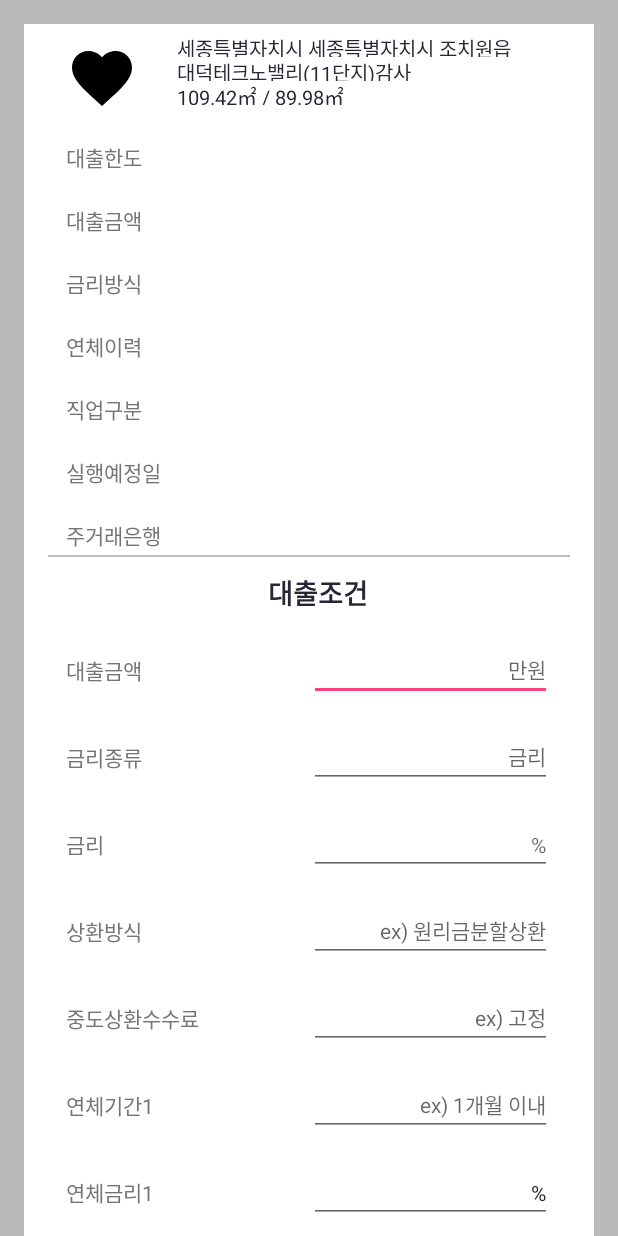
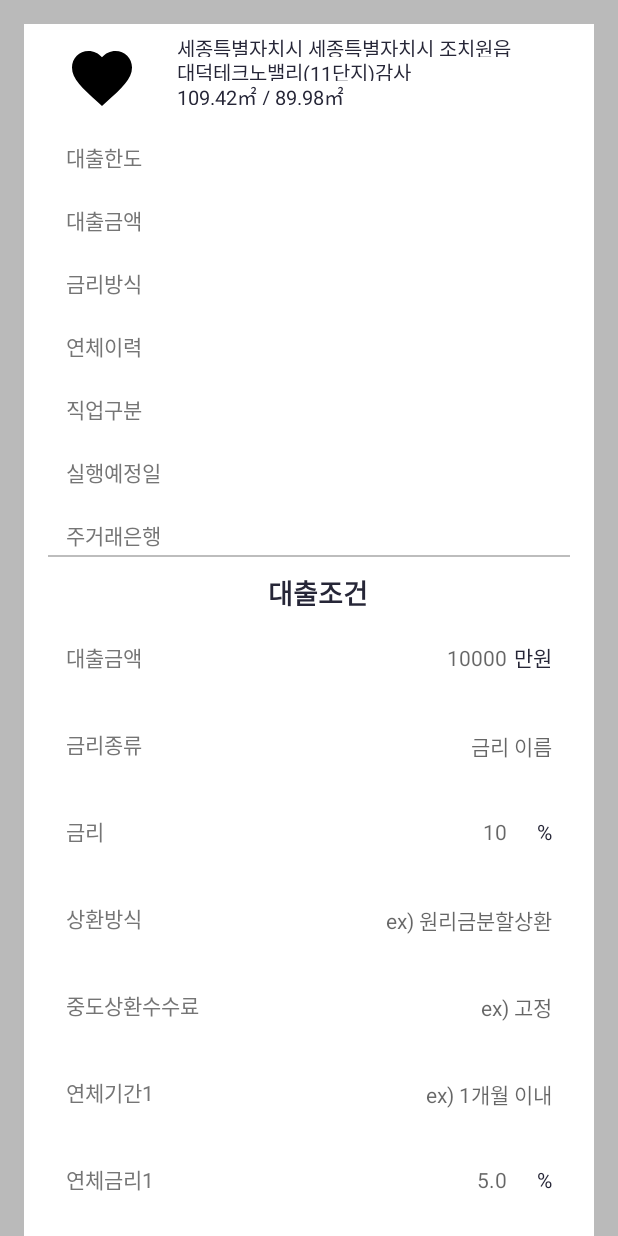
Before and after one commit to kirkee2/zxd, an Android app: the DetailedRequest screen opened directly, with no data from a screen before it, on a phone screen of 412 x 824 dp. Run offline under Robolectric (Android 15) with nearby library versions, the phone set to English and light mode, and no system bars; our stand-ins replace ButterKnife; 1 statement that could not run was skipped.

Commit message:
# Request  Post 완료

```diff
--- a/app/src/main/java/com/hellmoney/thca/view/NoticeDetailActivity.java
+++ b/app/src/main/java/com/hellmoney/thca/view/NoticeDetailActivity.java
@@ -23,6 +23,7 @@ import retrofit2.Response;
 
 public class NoticeDetailActivity extends AppCompatActivity {
     private static final String TAG = NoticeDetailActivity.class.getName();
+
     private static final SimpleDateFormat dateFormat = new SimpleDateFormat("yyyy년 MM월 dd일");
 
     public static final String EXTRA_NOTICE_ID = "extra-notice-id";
--- a/app/src/main/res/layout/activity_detailed_request.xml
+++ b/app/src/main/res/layout/activity_detailed_request.xml
@@ -1,11 +1,11 @@
 <?xml version="1.0" encoding="utf-8"?>
 <LinearLayout xmlns:android="http://schemas.android.com/apk/res/android"
         xmlns:tools="http://schemas.android.com/tools"
-        android:orientation="vertical"
         android:layout_width="match_parent"
         android:layout_height="match_parent"
         android:gravity="center_horizontal"
         android:background="#bababa"
+        android:orientation="vertical"
         >
     <android.support.v4.widget.NestedScrollView
             android:layout_width="match_parent"
@@ -365,7 +365,16 @@
                                 android:textSize="14sp"
                                 android:textColor="#262637"
                                 android:gravity="end"
-                                android:hint="만원"
+                                android:hint="10000"
+                                android:background="@null"
+                                />
+                        <TextView
+                                android:layout_width="30dp"
+                                android:layout_height="wrap_content"
+                                android:textSize="14sp"
+                                android:textColor="#262637"
+                                android:gravity="end"
+                                android:text="만원"
                                 />
                     </LinearLayout>
                     <Space
@@ -395,7 +404,9 @@
                                 android:textSize="14sp"
                                 android:textColor="#262637"
                                 android:gravity="end"
-                                android:hint="금리"
+                                android:hint="금리 이름"
+                                android:background="@null"
+
                                 />
                     </LinearLayout>
                     <Space
@@ -425,7 +436,17 @@
                                 android:textSize="14sp"
                                 android:textColor="#262637"
                                 android:gravity="end"
-                                android:hint="%"
+                                android:hint="10"
+                                android:background="@null"
+
+                                />
+                        <TextView
+                                android:layout_width="30dp"
+                                android:layout_height="wrap_content"
+                                android:textSize="14sp"
+                                android:textColor="#262637"
+                                android:gravity="end"
+                                android:text="%"
                                 />
                     </LinearLayout>
                     <Space
@@ -455,7 +476,10 @@
                                 android:textSize="14sp"
                                 android:textColor="#262637"
                                 android:gravity="end"
+                                android:singleLine="true"
                                 android:hint="ex) 원리금분할상환"
+                                android:background="@null"
+
                                 />
                     </LinearLayout>
                     <Space
@@ -485,7 +509,10 @@
                                 android:textSize="14sp"
                                 android:textColor="#262637"
                                 android:gravity="end"
+                                android:singleLine="true"
                                 android:hint="ex) 고정"
+                                android:background="@null"
+
                                 />
                     </LinearLayout>
                     <Space
@@ -515,7 +542,10 @@
                                 android:textSize="14sp"
                                 android:textColor="#262637"
                                 android:gravity="end"
+                                android:singleLine="true"
                                 android:hint="ex) 1개월 이내"
+                                android:background="@null"
+
                                 />
                     </LinearLayout>
                     <Space
@@ -542,6 +572,16 @@
                                 android:layout_width="0dp"
                                 android:layout_height="wrap_content"
                                 android:layout_weight="1"
+                                android:textSize="14sp"
+                                android:textColor="#262637"
+                                android:gravity="end"
+                                android:hint="5.0"
+                                android:background="@null"
+
+                                />
+                        <TextView
+                                android:layout_width="30dp"
+                                android:layout_height="wrap_content"
                                 android:textSize="14sp"
                                 android:textColor="#262637"
                                 android:gravity="end"
@@ -577,6 +617,8 @@
                                 android:gravity="end"
                                 android:singleLine="true"
                                 android:hint="ex)1개월 초과 3개월 이내"
+                                android:background="@null"
+
                                 />
                     </LinearLayout>
                     <Space
@@ -606,7 +648,18 @@
                                 android:textSize="14sp"
                                 android:textColor="#262637"
                                 android:gravity="end"
+                                android:hint="2.5"
+                                android:background="@null"
+
+                                />
+                        <TextView
+                                android:layout_width="30dp"
+                                android:layout_height="wrap_content"
+                                android:textSize="14sp"
+                                android:textColor="#262637"
+                                android:gravity="end"
                                 android:text="%"
+                                android:background="@null"
 
                                 />
                     </LinearLayout>
@@ -638,6 +691,7 @@
                                 android:textColor="#262637"
                                 android:gravity="end"
                                 android:hint="ex) 3개월 초과"
+                                android:background="@null"
                                 />
                     </LinearLayout>
                     <Space
@@ -666,7 +720,17 @@
                                 android:layout_weight="1"
                                 android:textSize="14sp"
                                 android:textColor="#262637"
-                                android:gravity="right"
+                                android:gravity="end"
+                                android:hint="22.5"
+                                android:background="@null"
+
+                                />
+                        <TextView
+                                android:layout_width="30dp"
+                                android:layout_height="match_parent"
+                                android:textSize="14sp"
+                                android:textColor="#262637"
+                                android:gravity="end"
                                 android:text="%"
                                 />
                     </LinearLayout>
```
Also changed, not shown: app/src/main/java/com/hellmoney/thca/model/Request.java (+7 -0 lines), app/src/main/java/com/hellmoney/thca/network/NetworkService.java (+28 -11 lines), app/src/main/java/com/hellmoney/thca/view/DetailedRequest.java (+49 -2 lines).
